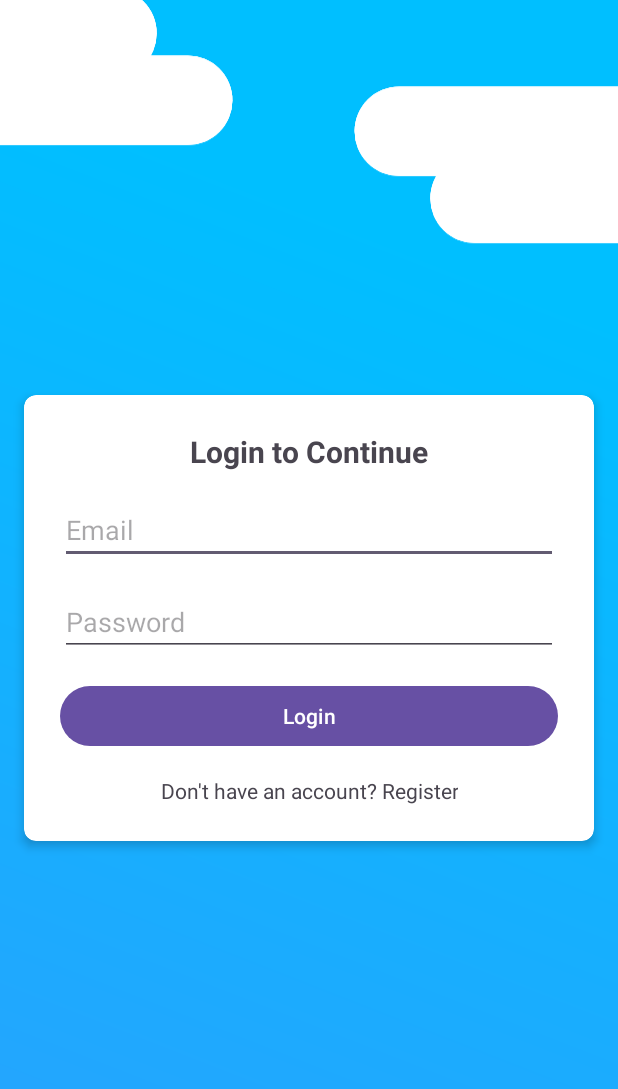
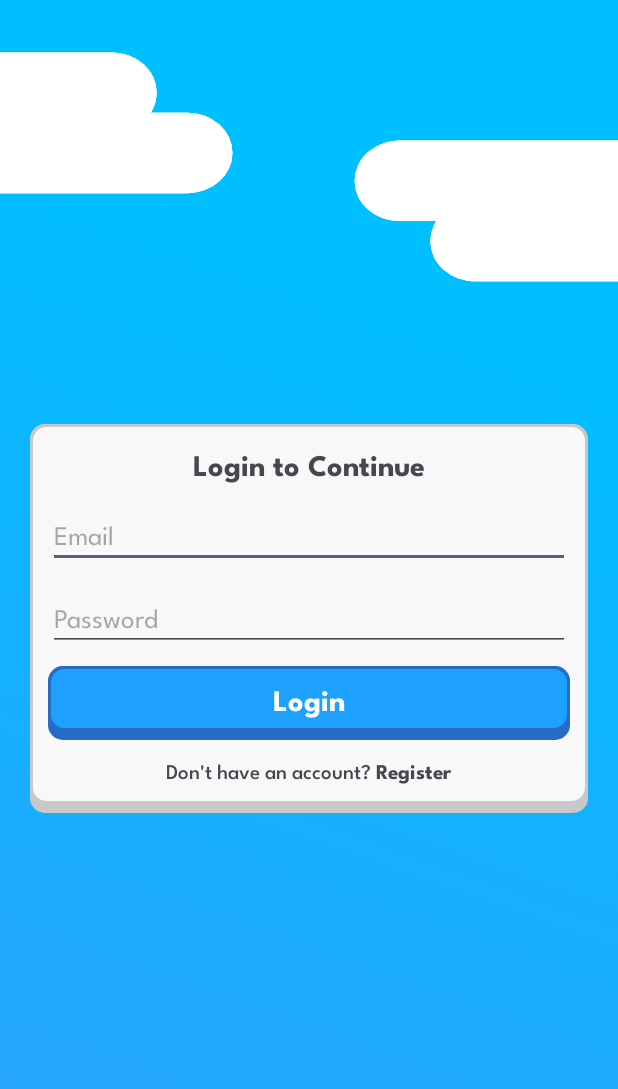
Before and after one commit to C242-PS009/HabitSagaAndroidApp, an Android app: the screen it shows after launch (LoginActivity), on a phone screen of 412 x 824 dp. Shown: the top 1089 px of the screen. Run offline under Robolectric (Android 15) with nearby library versions, the phone set to English and light mode, and no system bars; our stand-ins replace Firebase (no records; nobody signed in at launch, a user with empty details on screens opened directly).

Commit message:
register and login layout

```diff
--- a/app/src/main/java/com/c242_ps009/habitsaga/ui/auth/LoginActivity.kt
+++ b/app/src/main/java/com/c242_ps009/habitsaga/ui/auth/LoginActivity.kt
@@ -35,11 +35,11 @@ class LoginActivity : AppCompatActivity() {
             v.setPadding(systemBars.left, systemBars.top, systemBars.right, systemBars.bottom)
             insets
         }
-        binding.tvRegister.setOnClickListener {
+        binding.llRegister.setOnClickListener {
             startActivity(Intent(this, RegisterActivity::class.java))
         }
 
-        binding.btnLogin.setOnClickListener {
+        binding.cvLogin.setOnClickListener {
             val email = binding.etEmail.text.toString()
             val password = binding.etPassword.text.toString()
             if (email.isEmpty() || password.isEmpty()) {
--- a/app/src/main/java/com/c242_ps009/habitsaga/ui/auth/RegisterActivity.kt
+++ b/app/src/main/java/com/c242_ps009/habitsaga/ui/auth/RegisterActivity.kt
@@ -34,7 +34,7 @@ class RegisterActivity : AppCompatActivity() {
             insets
         }
 
-        binding.btnRegister.setOnClickListener {
+        binding.cvRegister.setOnClickListener {
             val email = binding.etEmail.text.toString()
             val password = binding.etPassword.text.toString()
             if (email.isEmpty() || password.isEmpty()) {
--- a/app/src/main/res/layout/activity_login.xml
+++ b/app/src/main/res/layout/activity_login.xml
@@ -1,97 +1,109 @@
+<?xml version="1.0" encoding="utf-8"?>
 <androidx.constraintlayout.widget.ConstraintLayout xmlns:android="http://schemas.android.com/apk/res/android"
     xmlns:app="http://schemas.android.com/apk/res-auto"
-    xmlns:tools="http://schemas.android.com/tools"
     android:layout_width="match_parent"
     android:layout_height="match_parent"
-    tools:context="ui.auth.LoginActivity">
+    android:background="@drawable/bg_main">
 
-    <ImageView
-        android:layout_width="match_parent"
-        android:layout_height="match_parent"
-        android:src="@drawable/bg_main"
-        android:scaleType="centerCrop"
-        app:layout_constraintTop_toTopOf="parent"
-        app:layout_constraintBottom_toBottomOf="parent"
-        app:layout_constraintStart_toStartOf="parent"
-        app:layout_constraintEnd_toEndOf="parent" />
-
-    <androidx.cardview.widget.CardView
+    <com.c242_ps009.habitsaga.ui.views.Card3dView
         android:layout_width="match_parent"
         android:layout_height="wrap_content"
-        app:cardCornerRadius="8dp"
-        app:cardElevation="4dp"
-        android:layout_margin="16dp"
+        android:layout_margin="20dp"
+        android:padding="10dp"
+        app:color="@color/bg_card_color"
+        app:layout_constraintBottom_toBottomOf="parent"
+        app:layout_constraintEnd_toEndOf="parent"
+        app:layout_constraintStart_toStartOf="parent"
         app:layout_constraintTop_toTopOf="parent"
-        app:layout_constraintBottom_toBottomOf="parent"
-        app:layout_constraintStart_toStartOf="parent"
-        app:layout_constraintEnd_toEndOf="parent">
+        app:shadowColor="@color/bg_card_shadow">
 
-        <androidx.constraintlayout.widget.ConstraintLayout
+        <LinearLayout
             android:layout_width="match_parent"
             android:layout_height="wrap_content"
-            android:padding="24dp">
+            android:gravity="center"
+            android:orientation="vertical">
 
             <TextView
-                android:id="@+id/tv_login"
                 android:layout_width="wrap_content"
                 android:layout_height="wrap_content"
+                android:fontFamily="@font/league_spartan_bold"
                 android:text="Login to Continue"
-                android:textSize="20sp"
-                android:textStyle="bold"
-                app:layout_constraintTop_toTopOf="parent"
-                app:layout_constraintBottom_toTopOf="@id/et_email"
-                app:layout_constraintStart_toStartOf="parent"
-                app:layout_constraintEnd_toEndOf="parent"
-                android:layout_marginBottom="16dp" />
+                android:textSize="20sp" />
+
+            <Space
+                android:layout_width="match_parent"
+                android:layout_height="10dp" />
 
             <EditText
                 android:id="@+id/et_email"
-                android:layout_width="0dp"
+                android:layout_width="match_parent"
                 android:layout_height="wrap_content"
+                android:fontFamily="@font/league_spartan_regular"
                 android:hint="Email"
-                android:inputType="textEmailAddress"
-                app:layout_constraintTop_toBottomOf="@id/tv_login"
-                app:layout_constraintBottom_toTopOf="@id/et_password"
-                app:layout_constraintStart_toStartOf="parent"
-                app:layout_constraintEnd_toEndOf="parent"
-                android:layout_marginBottom="16dp" />
+                android:inputType="textEmailAddress" />
+
+            <Space
+                android:layout_width="match_parent"
+                android:layout_height="10dp" />
 
             <EditText
                 android:id="@+id/et_password"
-                android:layout_width="0dp"
+                android:layout_width="match_parent"
                 android:layout_height="wrap_content"
+                android:fontFamily="@font/league_spartan_regular"
                 android:hint="Password"
-                android:inputType="textPassword"
-                app:layout_constraintTop_toBottomOf="@id/et_email"
-                app:layout_constraintBottom_toTopOf="@id/btn_login"
-                app:layout_constraintStart_toStartOf="parent"
-                app:layout_constraintEnd_toEndOf="parent"
-                android:layout_marginBottom="16dp" />
+                android:inputType="textPassword" />
 
-            <Button
-                android:id="@+id/btn_login"
-                android:layout_width="0dp"
+            <Space
+                android:layout_width="match_parent"
+                android:layout_height="10dp" />
+
+            <com.c242_ps009.habitsaga.ui.views.Card3dView
+                android:id="@+id/cv_login"
+                android:layout_width="match_parent"
                 android:layout_height="wrap_content"
-                android:text="Login"
-                app:layout_constraintTop_toBottomOf="@id/et_password"
-                app:layout_constraintBottom_toTopOf="@id/tv_register"
-                app:layout_constraintStart_toStartOf="parent"
-                app:layout_constraintEnd_toEndOf="parent"
-                android:layout_marginBottom="16dp" />
+                android:paddingHorizontal="10dp"
+                android:paddingVertical="5dp">
 
-            <TextView
-                android:id="@+id/tv_register"
+                <TextView
+                    android:layout_width="wrap_content"
+                    android:layout_height="wrap_content"
+                    android:layout_gravity="center"
+                    android:fontFamily="@font/league_spartan_bold"
+                    android:text="Login"
+                    android:textColor="@color/white"
+                    android:textSize="20sp" />
+
+            </com.c242_ps009.habitsaga.ui.views.Card3dView>
+
+            <Space
+                android:layout_width="match_parent"
+                android:layout_height="10dp" />
+
+            <LinearLayout
+                android:id="@+id/ll_register"
                 android:layout_width="wrap_content"
                 android:layout_height="wrap_content"
-                android:text="Don't have an account? Register"
-                android:textAlignment="center"
-                app:layout_constraintBottom_toBottomOf="parent"
-                app:layout_constraintEnd_toEndOf="parent"
-                app:layout_constraintStart_toStartOf="parent"
-                app:layout_constraintTop_toBottomOf="@id/btn_login" />
+                android:orientation="horizontal">
 
-        </androidx.constraintlayout.widget.ConstraintLayout>
-    </androidx.cardview.widget.CardView>
+                <TextView
+                    android:layout_width="wrap_content"
+                    android:layout_height="wrap_content"
+                    android:fontFamily="@font/league_spartan_medium"
+                    android:text="Don't have an account? " />
+
+                <TextView
+                    android:layout_width="wrap_content"
+                    android:layout_height="wrap_content"
+                    android:fontFamily="@font/league_spartan_bold"
+                    android:text="Register" />
+
+            </LinearLayout>
+
+
+        </LinearLayout>
+
+    </com.c242_ps009.habitsaga.ui.views.Card3dView>
 
     <ProgressBar
         android:id="@+id/progressBar"
--- a/app/src/main/res/values-night/colors.xml
+++ b/app/src/main/res/values-night/colors.xml
@@ -3,4 +3,6 @@
     <color name="background">#FF142E7C</color>
     <color name="card_color">#FF2D5E9D</color>
     <color name="card_shadow">#FF274F83</color>
+    <color name="bg_card_color">#303030</color>
+    <color name="bg_card_shadow">#1B1B1B</color>
 </resources>
--- a/app/src/main/res/values/colors.xml
+++ b/app/src/main/res/values/colors.xml
@@ -5,4 +5,6 @@
     <color name="background">#FF00BEFC</color>
     <color name="card_color">#FF1DA0FE</color>
     <color name="card_shadow">#FF266BC4</color>
+    <color name="bg_card_color">#FFF8F8F8</color>
+    <color name="bg_card_shadow">#FFC8C8C8</color>
 </resources>
```
Also changed, not shown: app/src/main/res/layout/activity_register.xml (+52 -53 lines).
